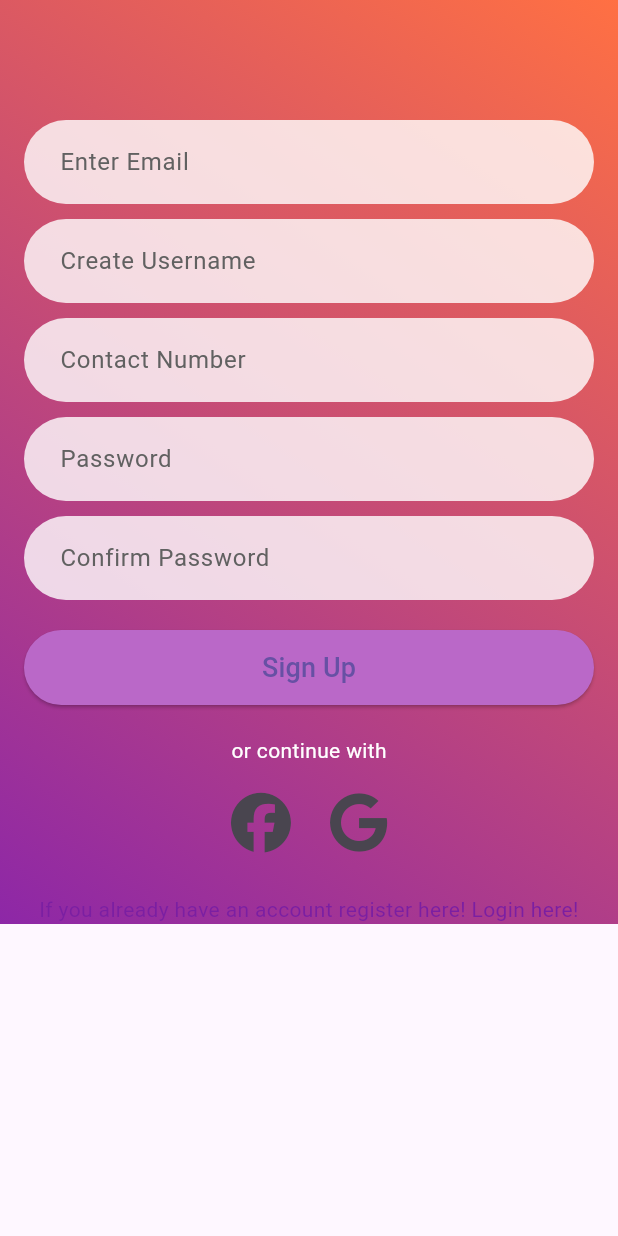
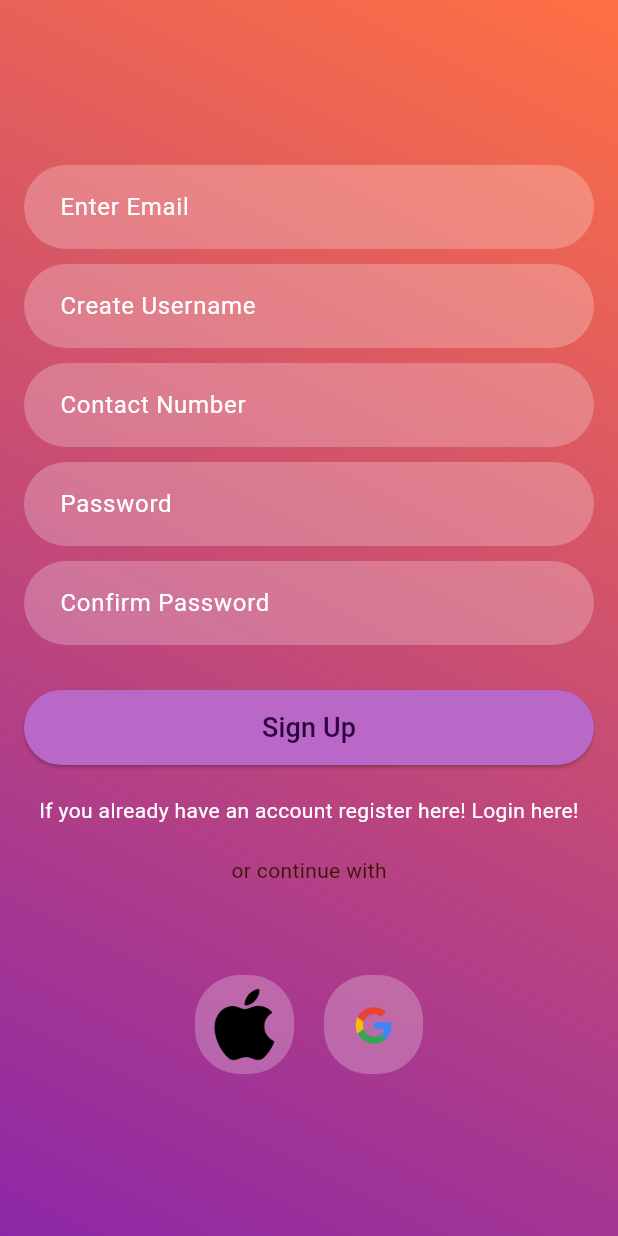
Before and after one commit to opiyodon/synctours, a Flutter app: the SignUp screen opened by its route, on a phone screen of 412 x 824 dp. Run offline on Flutter 3.47's test engine with Material 3 defaults, Android fonts, the phone set to English and light mode, and no system bars.

Commit message:
modified login page and updated the signup page

```diff
--- a/lib/pages/login.dart
+++ b/lib/pages/login.dart
@@ -44,13 +44,16 @@ class Login extends StatelessWidget {
               ),
               child: const Text(
                 'Login',
-                style: TextStyle(fontSize: 18.0),
+                style: TextStyle(
+                  color: Color.fromARGB(255, 46, 2, 65),
+                  fontSize: 18.0
+                ),
               ),
             ),
             const SizedBox(height: 20.0),
             GestureDetector(
               onTap: () {
-                Navigator.pushNamed(context, '/signup');
+                Navigator.pushNamed(context, '/sign_up');
               },
               child: const Text(
                 'Don\'t have an account? Register here!',
--- a/lib/pages/sign_up.dart
+++ b/lib/pages/sign_up.dart
@@ -1,5 +1,4 @@
 import 'package:flutter/material.dart';
-import 'package:font_awesome_flutter/font_awesome_flutter.dart';
 import 'package:synctours/theme/colors.dart';
 
 class SignUp extends StatelessWidget {
@@ -8,16 +7,17 @@ class SignUp extends StatelessWidget {
   @override
   Widget build(BuildContext context) {
     return Scaffold(
+      resizeToAvoidBottomInset: false, // Added to prevent bottom overflow
       body: Container(
         decoration: const BoxDecoration(
           gradient: AppColors.loadingBackground,
         ),
-        child: SingleChildScrollView(
         padding: const EdgeInsets.symmetric(horizontal: 16.0),
         child: Column(
+          crossAxisAlignment: CrossAxisAlignment.stretch,
           children: [
             const SizedBox(height: 60.0),
-              const SizedBox(height: 20.0),
+            const SizedBox(height: 50.0),
             _buildTextField('Enter Email'),
             const SizedBox(height: 10.0),
             _buildTextField('Create Username'),
@@ -27,7 +27,7 @@ class SignUp extends StatelessWidget {
             _buildTextField('Password', isPassword: true),
             const SizedBox(height: 10.0),
             _buildTextField('Confirm Password', isPassword: true),
-              const SizedBox(height: 20.0),
+            const SizedBox(height: 30.0),
             ElevatedButton(
               onPressed: () {
                 // Sign up logic here
@@ -41,47 +41,64 @@ class SignUp extends StatelessWidget {
               ),
               child: const Text(
                 'Sign Up',
-                  style: TextStyle(fontSize: 18.0),
+                style: TextStyle(
+                  fontSize: 18.0,
+                  color: Color.fromARGB(255, 46, 2, 65), // Deep purple color
                 ),
               ),
-              const SizedBox(height: 20.0),
-              Text(
-                'or continue with',
-                style: TextStyle(
-                  color: AppColors.buttonText
-                  )),
-              const SizedBox(height: 10.0),
-              Row(
-                mainAxisAlignment: MainAxisAlignment.center,
-                children: [
-                  IconButton(
-                    icon: const FaIcon(FontAwesomeIcons.facebook, size: 40.0),
-                    onPressed: () {
-                      // Facebook login logic here
-                    },
-                  ),
-                  const SizedBox(width: 10.0),
-                  IconButton(
-                    icon: const FaIcon(FontAwesomeIcons.google, size: 40.0),
-                    onPressed: () {
-                      // Google login logic here
-                    },
-                  ),
-                ],
             ),
             const SizedBox(height: 20.0),
             GestureDetector(
               onTap: () {
                 Navigator.pushNamed(context, '/login');
               },
+              child: const Text(
+                'If you already have an account register here! Login here!',
+                style: TextStyle(color: AppColors.buttonText),
+                textAlign: TextAlign.center,
+              ),
+            ),
+            const SizedBox(height: 20.0),
+            const Center(
               child: Text(
-                  'If you already have an account register here! Login here!',
-                  style: TextStyle(color: Colors.purple[700]),
-                  textAlign: TextAlign.center,
+                'or continue with',
+                style: TextStyle(
+                  color: Color.fromARGB(255, 59, 20, 1)
+                ),
+              ),
+            ),
+            const SizedBox(height: 60.0),
+            Row(
+              mainAxisAlignment: MainAxisAlignment.center,
+              children: [
+                Container(
+                  decoration: BoxDecoration(
+                    color: Colors.white24,
+                    borderRadius: BorderRadius.circular(30.0),
+                  ),
+                  padding: const EdgeInsets.all(8.0), // Added padding
+                  child: Image.asset(
+                    'assets/icon/apple.png',
+                    width: 50.0,
+                    height: 50.0,
+                  ),
+                ),
+                const SizedBox(width: 20.0),
+                Container(
+                  decoration: BoxDecoration(
+                    color: Colors.white24,
+                    borderRadius: BorderRadius.circular(30.0),
+                  ),
+                  padding: const EdgeInsets.all(8.0), // Added padding
+                  child: Image.asset(
+                    'assets/icon/google.png',
+                    width: 50.0,
+                    height: 50.0,
                   ),
                 ),
               ],
             ),
+          ],
         ),
       ),
     );
@@ -90,11 +107,12 @@ class SignUp extends StatelessWidget {
   Widget _buildTextField(String label, {bool isPassword = false}) {
     return TextField(
       obscureText: isPassword,
+      style: const TextStyle(color: Colors.white), // Text color set to white
       decoration: InputDecoration(
         labelText: label,
-        labelStyle: TextStyle(color: Colors.grey[700]),
+        labelStyle: const TextStyle(color: Colors.white), // Label text color set to white
         filled: true,
-        fillColor: Colors.white.withOpacity(0.8),
+        fillColor: Colors.white24, // Background color set to white24
         contentPadding: const EdgeInsets.symmetric(vertical: 16.0, horizontal: 20.0),
         border: OutlineInputBorder(
           borderRadius: BorderRadius.circular(30.0),
```
Lines whose indentation alone changed are shown as unchanged.
